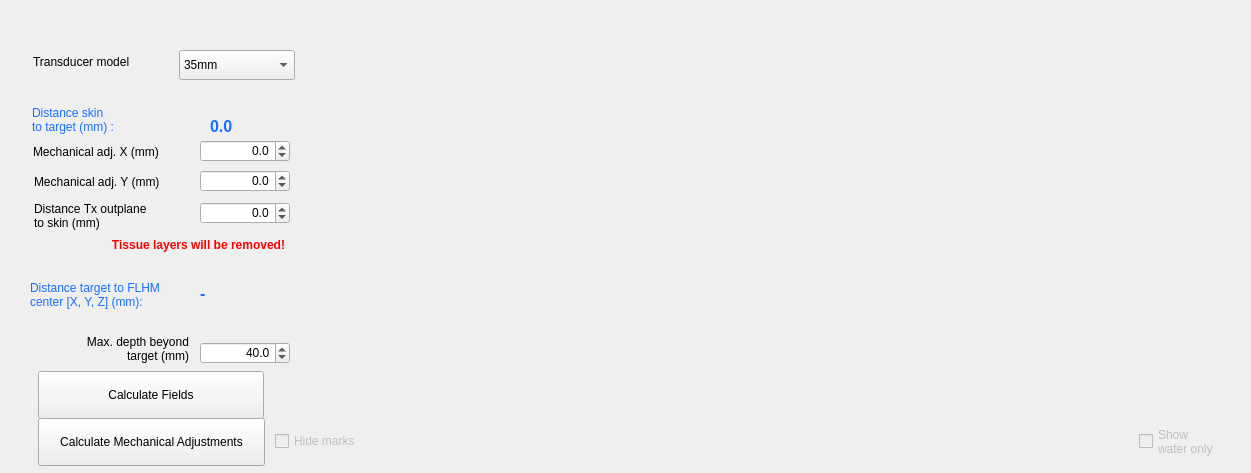
ProteusMRIgHIFU/BabelBrain, file BabelBrain/Babel_SingleTx/formBx.ui: the form before one commit.
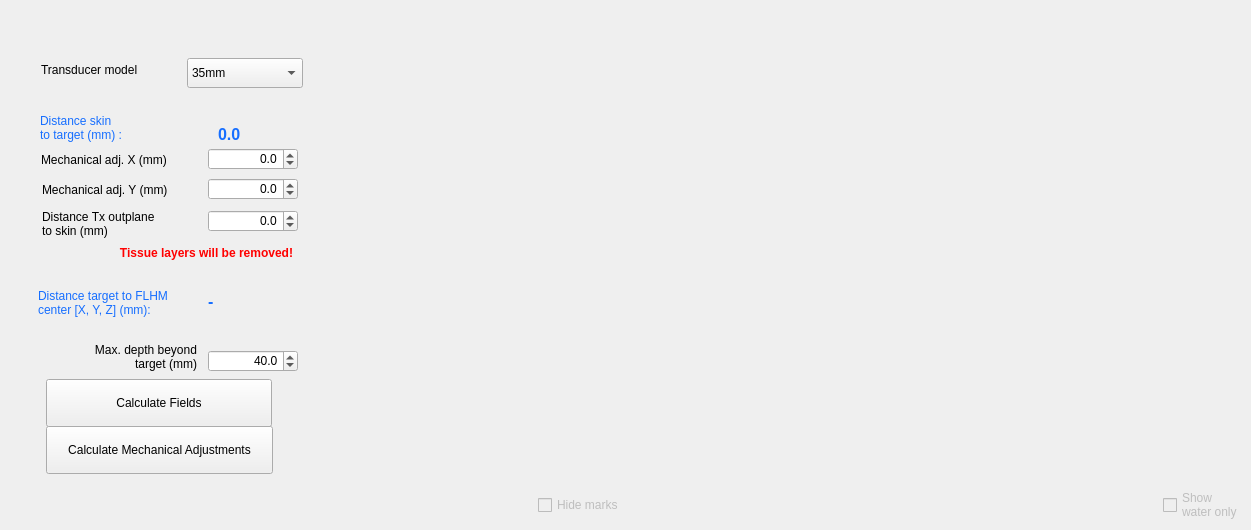
The form after the commit.

```diff
--- a/BabelBrain/Babel_SingleTx/formBx.ui
+++ b/BabelBrain/Babel_SingleTx/formBx.ui
@@ -16,6 +16,50 @@
   <property name="styleSheet">
    <string notr="true"/>
   </property>
+  <layout class="QVBoxLayout" name="panelLayout">
+   <property name="leftMargin">
+    <number>8</number>
+   </property>
+   <property name="topMargin">
+    <number>8</number>
+   </property>
+   <property name="rightMargin">
+    <number>8</number>
+   </property>
+   <property name="bottomMargin">
+    <number>8</number>
+   </property>
+   <property name="spacing">
+    <number>6</number>
+   </property>
+   <item>
+    <layout class="QHBoxLayout" name="panelTopLayout">
+     <property name="spacing">
+      <number>10</number>
+     </property>
+     <item>
+      <widget class="QFrame" name="panelLeftFrame">
+       <property name="frameShape">
+        <enum>QFrame::Shape::NoFrame</enum>
+       </property>
+       <property name="minimumSize">
+        <size>
+         <width>343</width>
+         <height>474</height>
+        </size>
+       </property>
+       <property name="maximumSize">
+        <size>
+         <width>343</width>
+         <height>16777215</height>
+        </size>
+       </property>
+       <property name="sizePolicy">
+        <sizepolicy hsizetype="Fixed" vsizetype="Preferred">
+         <horstretch>0</horstretch>
+         <verstretch>0</verstretch>
+        </sizepolicy>
+       </property>
   <widget class="QLabel" name="label_20">
    <property name="geometry">
     <rect>
@@ -143,16 +187,6 @@
     <double>0.000000000000000</double>
    </property>
   </widget>
-  <widget class="QWidget" name="AcField_plot1" native="true">
-   <property name="geometry">
-    <rect>
-     <x>343</x>
-     <y>30</y>
-     <width>868</width>
-     <height>381</height>
-    </rect>
-   </property>
-  </widget>
   <widget class="QDoubleSpinBox" name="SkinDistanceSpinBox">
    <property name="geometry">
     <rect>
@@ -286,49 +320,6 @@
     </property>
    </item>
   </widget>
-  <widget class="QWidget" name="IsppaScrollBars" native="true">
-   <property name="geometry">
-    <rect>
-     <x>405</x>
-     <y>410</y>
-     <width>720</width>
-     <height>61</height>
-    </rect>
-   </property>
-  </widget>
-  <widget class="QCheckBox" name="ShowWaterResultscheckBox">
-   <property name="enabled">
-    <bool>false</bool>
-   </property>
-   <property name="geometry">
-    <rect>
-     <x>1139</x>
-     <y>416</y>
-     <width>104</width>
-     <height>51</height>
-    </rect>
-   </property>
-   <property name="text">
-    <string>Show
-water only</string>
-   </property>
-  </widget>
-  <widget class="QCheckBox" name="HideMarkscheckBox">
-   <property name="enabled">
-    <bool>false</bool>
-   </property>
-   <property name="geometry">
-    <rect>
-     <x>275</x>
-     <y>427</y>
-     <width>90</width>
-     <height>28</height>
-    </rect>
-   </property>
-   <property name="text">
-    <string>Hide marks</string>
-   </property>
-  </widget>
   <widget class="QPushButton" name="CalculateAcField">
    <property name="geometry">
     <rect>
@@ -436,6 +427,172 @@
     <set>Qt::LinksAccessibleByMouse|Qt::TextSelectableByMouse</set>
    </property>
   </widget>
+      </widget>
+     </item>
+     <item>
+      <layout class="QVBoxLayout" name="panelPlotColLayout">
+       <property name="leftMargin">
+        <number>0</number>
+       </property>
+       <property name="topMargin">
+        <number>0</number>
+       </property>
+       <property name="rightMargin">
+        <number>0</number>
+       </property>
+       <property name="bottomMargin">
+        <number>0</number>
+       </property>
+       <property name="spacing">
+        <number>4</number>
+       </property>
+       <item>
+        <widget class="QWidget" name="AcField_plot1" native="true">
+         <property name="geometry">
+          <rect>
+           <x>343</x>
+           <y>30</y>
+           <width>868</width>
+           <height>381</height>
+          </rect>
+         </property>
+         <property name="sizePolicy">
+          <sizepolicy hsizetype="Expanding" vsizetype="Expanding">
+           <horstretch>1</horstretch>
+           <verstretch>1</verstretch>
+          </sizepolicy>
+         </property>
+         <property name="minimumSize">
+          <size>
+           <width>500</width>
+           <height>280</height>
+          </size>
+         </property>
+        </widget>
+       </item>
+       <item>
+        <widget class="QWidget" name="IsppaScrollBars" native="true">
+         <property name="geometry">
+          <rect>
+           <x>405</x>
+           <y>410</y>
+           <width>720</width>
+           <height>61</height>
+          </rect>
+         </property>
+         <property name="sizePolicy">
+          <sizepolicy hsizetype="Expanding" vsizetype="Fixed">
+           <horstretch>1</horstretch>
+           <verstretch>0</verstretch>
+          </sizepolicy>
+         </property>
+         <property name="minimumSize">
+          <size>
+           <width>400</width>
+           <height>61</height>
+          </size>
+         </property>
+         <property name="maximumSize">
+          <size>
+           <width>16777215</width>
+           <height>66</height>
+          </size>
+         </property>
+        </widget>
+       </item>
+      </layout>
+     </item>
+    </layout>
+   </item>
+   <item>
+    <layout class="QHBoxLayout" name="panelBottomLayout">
+     <property name="spacing">
+      <number>10</number>
+     </property>
+     <property name="leftMargin">
+      <number>0</number>
+     </property>
+     <property name="topMargin">
+      <number>0</number>
+     </property>
+     <property name="rightMargin">
+      <number>0</number>
+     </property>
+     <property name="bottomMargin">
+      <number>0</number>
+     </property>
+     <item>
+      <spacer name="bot_lead">
+       <property name="orientation">
+        <enum>Qt::Orientation::Horizontal</enum>
+       </property>
+       <property name="sizeType" stdset="0">
+        <enum>QSizePolicy::Expanding</enum>
+       </property>
+       <property name="sizeHint" stdset="0">
+        <size>
+         <width>40</width>
+         <height>20</height>
+        </size>
+       </property>
+      </spacer>
+     </item>
+     <item>
+      <widget class="QCheckBox" name="HideMarkscheckBox">
+       <property name="enabled">
+        <bool>false</bool>
+       </property>
+       <property name="geometry">
+        <rect>
+         <x>275</x>
+         <y>427</y>
+         <width>90</width>
+         <height>28</height>
+        </rect>
+       </property>
+       <property name="text">
+        <string>Hide marks</string>
+       </property>
+      </widget>
+     </item>
+     <item>
+      <spacer name="bot_mid_0">
+       <property name="orientation">
+        <enum>Qt::Orientation::Horizontal</enum>
+       </property>
+       <property name="sizeType" stdset="0">
+        <enum>QSizePolicy::Expanding</enum>
+       </property>
+       <property name="sizeHint" stdset="0">
+        <size>
+         <width>40</width>
+         <height>20</height>
+        </size>
+       </property>
+      </spacer>
+     </item>
+     <item>
+      <widget class="QCheckBox" name="ShowWaterResultscheckBox">
+       <property name="enabled">
+        <bool>false</bool>
+       </property>
+       <property name="geometry">
+        <rect>
+         <x>1139</x>
+         <y>416</y>
+         <width>104</width>
+         <height>51</height>
+        </rect>
+       </property>
+       <property name="text">
+        <string>Show
+water only</string>
+       </property>
+      </widget>
+     </item>
+    </layout>
+   </item>
+  </layout>
  </widget>
  <tabstops>
   <tabstop>TransducerModelcomboBox</tabstop>
```
Left out of the diff: 2 changed lines with no effect on the pictures. Lines whose indentation alone changed are shown as unchanged.
